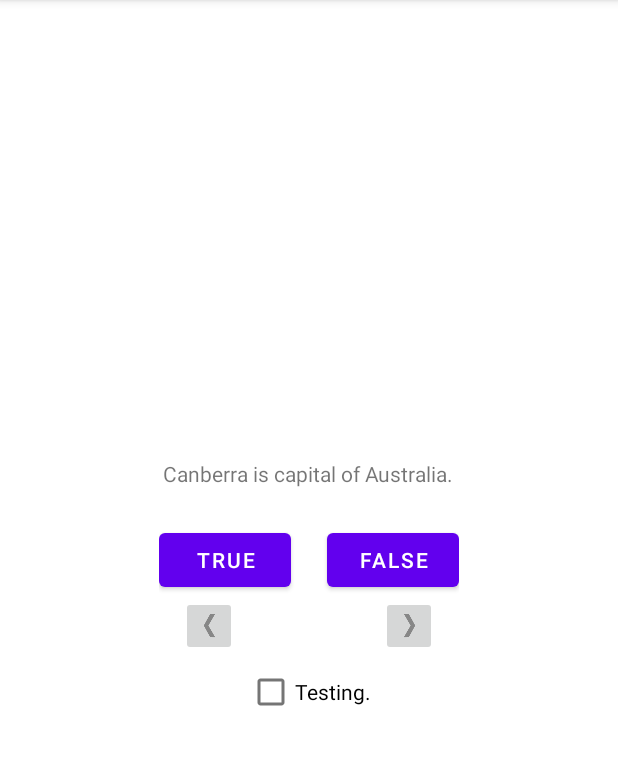
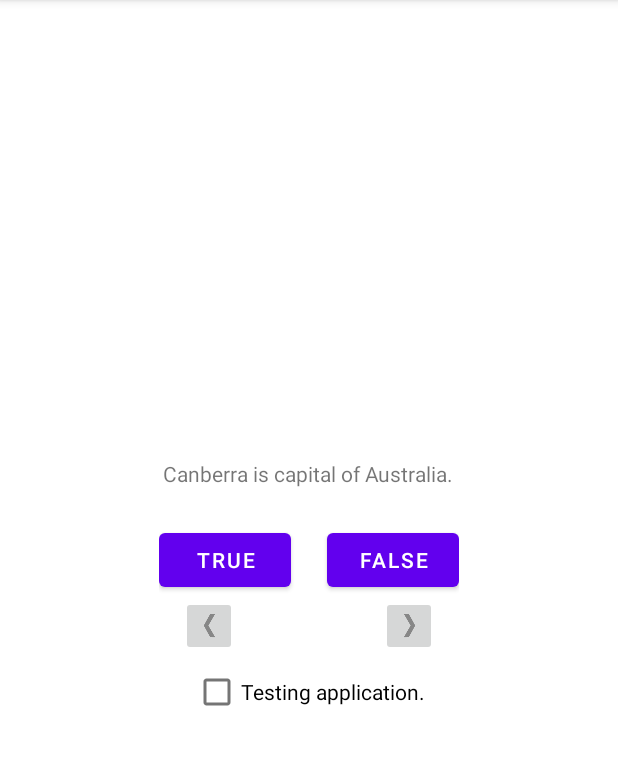
Before and after one commit to pVlasenko/geoquiz, an Android app: the screen it shows after launch (QuizActivity), on a phone screen of 412 x 824 dp, the part 84-849 px from its top. Run offline under Robolectric (Android 15) with nearby library versions, the phone set to English and light mode, and no system bars.

Commit message:
fin checkbox name

```diff
--- a/app/src/main/res/values/strings.xml
+++ b/app/src/main/res/values/strings.xml
@@ -14,5 +14,5 @@
     <string name="question_americas">The Amazon River is the longest river in the Americas.</string>
     <string name="question_asia">Lake Baikal is the world\'s oldest and deepest freshwater lake.</string>
 
-    <string name="checkbox_title">Testing.</string>
+    <string name="checkbox_title">Testing application.</string>
 </resources>
```
